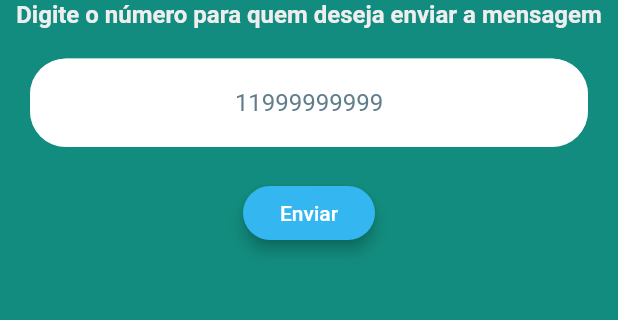
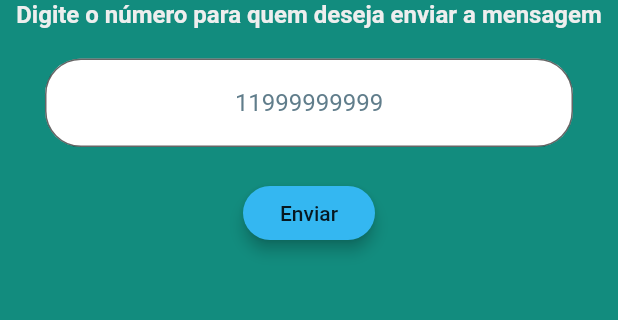
Before and after one commit to lucasliet/Whatsend, a Flutter app: the screen it shows after launch, on a phone screen of 412 x 824 dp, the part 412-732 px from its top. Run offline on Flutter 3.47's test engine with Material 2 defaults, Android fonts, the phone set to English and light mode, and no system bars.

Commit message:
fix android padding

```diff
--- a/lib/main.dart
+++ b/lib/main.dart
@@ -19,7 +19,6 @@ class _WhatsendState extends State<Whatsend> {
   Widget build(BuildContext context) {
     return MaterialApp(
       debugShowCheckedModeBanner: false,
-      theme: ThemeData.dark().copyWith(),
       home: Scaffold(
         backgroundColor: Color(0xFF128C7E),
         body: Column(
@@ -31,6 +30,8 @@ class _WhatsendState extends State<Whatsend> {
             Expanded(
               flex: 2,
               child: SingleChildScrollView(
+                child: Container(
+                  padding: EdgeInsets.symmetric(horizontal: 10),
                   child: Form(
                     key: _formKey,
                     child: Column(
@@ -44,18 +45,20 @@ class _WhatsendState extends State<Whatsend> {
                             color: Color(0xFFEEEEEE),
                           ),
                         ),
-                      Padding(
+                        Container(
                           padding: EdgeInsets.all(20),
                           child: TextFormField(
                             keyboardType: TextInputType.phone,
                             controller: _phoneController,
                             textAlign: TextAlign.center,
                             validator: (value) {
-                            return value.isEmpty ? 'Digite alguma coisa' : null;
+                              if (value.isEmpty) {
+                                return "Digite alguma coisa";
+                              } else {
+                                return null;
+                              }
                             },
-                          style: TextStyle(
-                              color: Colors.black
-                          ),
+                            style: TextStyle(color: Colors.black),
                             decoration: InputDecoration(
                               hintText: '11999999999',
                               hintStyle: TextStyle(color: Colors.blueGrey),
@@ -67,19 +70,22 @@ class _WhatsendState extends State<Whatsend> {
                             ),
                           ),
                         ),
-                      Padding(
+                        Container(
                           padding: EdgeInsets.symmetric(horizontal: 50),
                           child: RaisedButton(
-                            onPressed: () async => await launch('https://api.whatsapp.com/send?phone=+55${_phoneController.text}'),
+                            onPressed: () async => await launch(
+                              'https://api.whatsapp.com/send?phone=+55${_phoneController.text}',
+                            ),
                             child: Text('Enviar'),
                             color: Color(0xFF34B7F1),
                             shape: RoundedRectangleBorder(
-                                borderRadius: BorderRadius.circular(32)
+                              borderRadius: BorderRadius.circular(32),
                             ),
                             elevation: 4,
                           ),
                         )
                       ],
+                    ),
                   ),
                 ),
               ),
```
Lines whose indentation alone changed are shown as unchanged.
